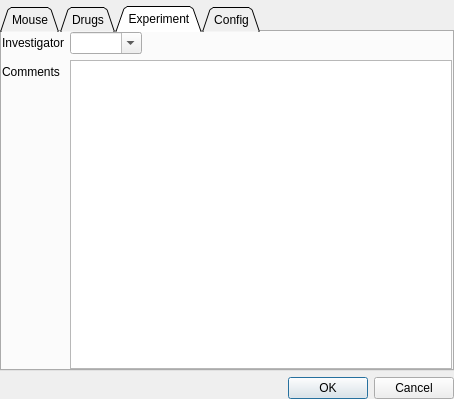
Above: GUI/StartScreen.ui from MarinManuel/PhysioMonitor before the change. Below: the same form after it.
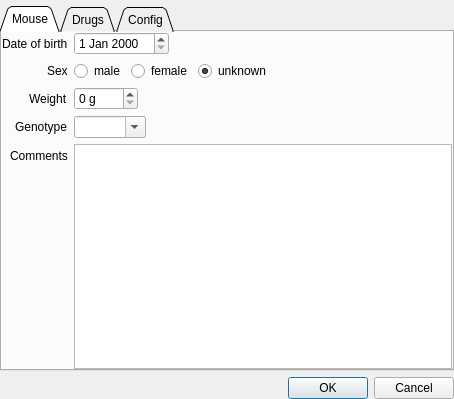
That is the form after the change. The open tabs and pages were chosen to show the change.

Commit message: removed experiment tab in StartScreen

Patch:
```diff
--- a/GUI/StartScreen.ui
+++ b/GUI/StartScreen.ui
@@ -289,72 +289,6 @@
          </item>
         </layout>
        </widget>
-       <widget class="QWidget" name="tabWidgetPage3">
-        <attribute name="title">
-         <string>Experiment</string>
-        </attribute>
-        <layout class="QHBoxLayout" name="horizontalLayout_7">
-         <property name="leftMargin">
-          <number>0</number>
-         </property>
-         <property name="topMargin">
-          <number>0</number>
-         </property>
-         <property name="rightMargin">
-          <number>0</number>
-         </property>
-         <property name="bottomMargin">
-          <number>0</number>
-         </property>
-         <item>
-          <layout class="QFormLayout" name="formLayout_2">
-           <property name="fieldGrowthPolicy">
-            <enum>QFormLayout::ExpandingFieldsGrow</enum>
-           </property>
-           <item row="0" column="0">
-            <widget class="QLabel" name="label_5">
-             <property name="text">
-              <string>Investigator</string>
-             </property>
-            </widget>
-           </item>
-           <item row="0" column="1">
-            <widget class="QComboBox" name="expInvestigatorComboBox">
-             <property name="sizePolicy">
-              <sizepolicy hsizetype="Preferred" vsizetype="Fixed">
-               <horstretch>0</horstretch>
-               <verstretch>0</verstretch>
-              </sizepolicy>
-             </property>
-             <property name="editable">
-              <bool>true</bool>
-             </property>
-             <property name="insertPolicy">
-              <enum>QComboBox::InsertAtTop</enum>
-             </property>
-            </widget>
-           </item>
-           <item row="1" column="0">
-            <widget class="QLabel" name="label_6">
-             <property name="text">
-              <string>Comments</string>
-             </property>
-            </widget>
-           </item>
-           <item row="1" column="1">
-            <widget class="QTextEdit" name="expCommentsTextEdit">
-             <property name="sizePolicy">
-              <sizepolicy hsizetype="Expanding" vsizetype="Expanding">
-               <horstretch>0</horstretch>
-               <verstretch>1</verstretch>
-              </sizepolicy>
-             </property>
-            </widget>
-           </item>
-          </layout>
-         </item>
-        </layout>
-       </widget>
        <widget class="QWidget" name="tabWidgetPage4">
         <attribute name="title">
          <string>Config</string>
```
The commit also changes 1 other file.
